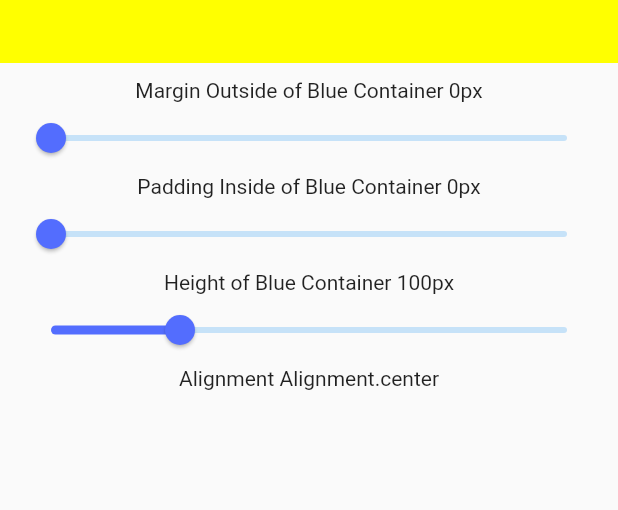
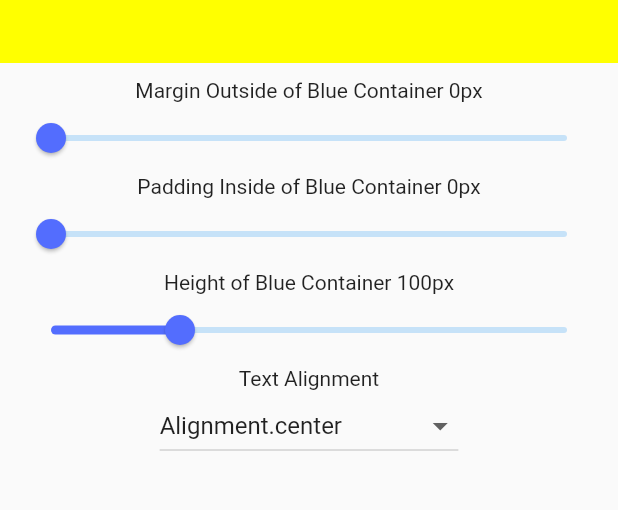
Before and after one commit to ready1/wtf, a Flutter app: the T01Container screen opened directly, on a phone screen of 412 x 824 dp, the part 171-681 px from its top. Run offline on Flutter 3.47's test engine with Material 2 defaults, Android fonts, the phone set to English and light mode, and no system bars.

Commit message:
fixed internal container
added text alignment

```diff
--- a/lib/tutorial-01/t01-container.dart
+++ b/lib/tutorial-01/t01-container.dart
@@ -9,6 +9,7 @@ class _T01ContainerState extends State<T01Container> {
   double _margin = 0;
   double _padding = 0;
   double _height = 100;
+  String _alignment = Alignment.center.toString();
   Alignment alignment = Alignment.center;
 
   @override
@@ -28,27 +29,16 @@ class _T01ContainerState extends State<T01Container> {
               ),
               padding: EdgeInsets.all(_padding),
               color: Colors.lightBlue,
-              alignment: alignment,
-              child: Container(
-                margin: EdgeInsets.all(_margin),
-                constraints: BoxConstraints.expand(
-                    height: _height
-                ),
-                padding: EdgeInsets.all(_padding),
-                color: Colors.lightBlue,
+              child:  Container(
+                color: Colors.yellowAccent,
+                width: 1000,
                 alignment: alignment,
-                child: Container(
-                    color: Colors.yellowAccent,
-                    width: 1000,
-                    alignment: Alignment.center,
-                    child: Text('What the Flutter'),
-                ),
-                transform: Matrix4.rotationZ(0),
+                child: Text('What the Flutter'),
               ),
               transform: Matrix4.rotationZ(0),
             ),
             Container(
-              alignment: Alignment.topLeft,
+              alignment: Alignment.centerLeft,
               padding: EdgeInsets.all(10),
               child: Column(
                 children: <Widget>[
@@ -82,7 +72,62 @@ class _T01ContainerState extends State<T01Container> {
                     },
                     value: _height,
                   ),
-                  Text('Alignment ${alignment}'),
+                  Text('Text Alignment'),
+                  DropdownButton<String>(
+                    items: <String>[
+                      Alignment.bottomCenter.toString(), Alignment.bottomLeft.toString(),
+                      Alignment.bottomRight.toString(), Alignment.center.toString(),
+                      Alignment.centerLeft.toString(), Alignment.centerRight.toString(),
+                      Alignment.topCenter.toString(), Alignment.topLeft.toString(),
+                      Alignment.topRight.toString(),
+                    ].map((String value) {
+                      return new DropdownMenuItem<String>(
+                        value: value,
+                        child: new Text(value),
+                      );
+                    }).toList(),
+                    onChanged: (val) {
+                      switch(val){
+                        case 'bottomCenter':
+                          setState(() => _alignment = val);
+                          setState(() => alignment = Alignment.bottomCenter);
+                          break;
+                        case 'bottomLeft':
+                          setState(() => _alignment = val);
+                          setState(() => alignment = Alignment.bottomLeft);
+                          break;
+                        case 'bottomRight':
+                          setState(() => _alignment = val);
+                          setState(() => alignment = Alignment.bottomRight);
+                          break;
+                        case 'center':
+                          setState(() => _alignment = val);
+                          setState(() => alignment = Alignment.center);
+                          break;
+                        case 'centerLeft':
+                          setState(() => _alignment = val);
+                          setState(() => alignment = Alignment.centerLeft);
+                          break;
+                        case 'centerRight':
+                          setState(() => _alignment = val);
+                          setState(() => alignment = Alignment.centerRight);
+                          break;
+                        case 'topCenter':
+                          setState(() => _alignment = val);
+                          setState(() => alignment = Alignment.topCenter);
+                          break;
+                        case 'topLeft':
+                          setState(() => _alignment = val);
+                          setState(() => alignment = Alignment.topLeft);
+                          break;
+                        case 'topRight':
+                          setState(() => _alignment = val);
+                          setState(() => alignment = Alignment.topRight);
+                          break;
+                      }
+                    },
+                    value: _alignment,
+                  )
                 ],
               )
             ),
```
